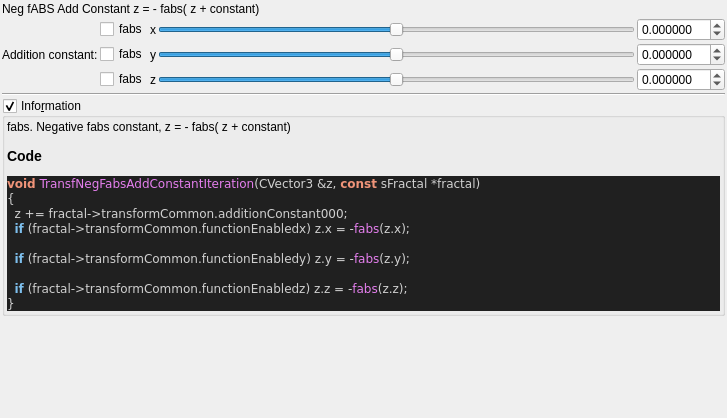
buddhi1980/mandelbulber2, file mandelbulber2/formula/ui/fractal_transf_neg_fabs_add_constant.ui: the form before one commit.
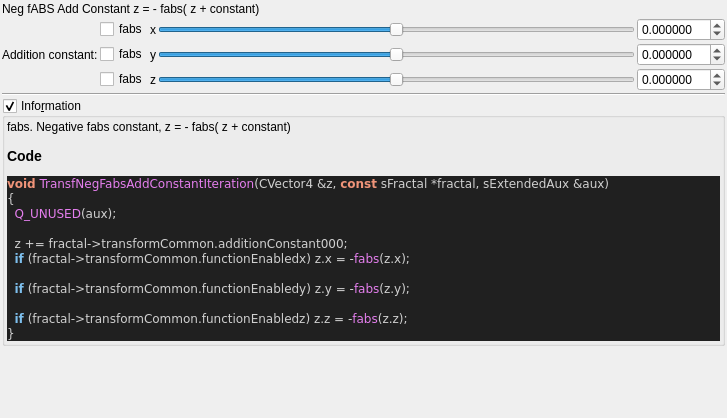
The form after the commit. Custom widgets are drawn as their Qt base class.

What changed in the file:
```diff
--- a/mandelbulber2/formula/ui/fractal_transf_neg_fabs_add_constant.ui
+++ b/mandelbulber2/formula/ui/fractal_transf_neg_fabs_add_constant.ui
@@ -280,8 +280,10 @@
 &lt;/table&gt;
 &lt;h3&gt;Code&lt;/h3&gt;
 &lt;body style=&quot;background-color:#202020&quot;&gt;
-&lt;pre style=&quot;color:#d0d0d0; background-color:#202020;  font-family:'Courier New',monospace;&quot;&gt;&lt;span style=&quot;color:#f09479; font-weight:bold&quot;&gt;void&lt;/span&gt; &lt;span style=&quot;color:#e47eed&quot;&gt;TransfNegFabsAddConstantIteration&lt;/span&gt;&lt;span style=&quot;color:#d0d0d0&quot;&gt;(&lt;/span&gt;CVector3 &lt;span style=&quot;color:#d0d0d0&quot;&gt;&amp;amp;&lt;/span&gt;z&lt;span style=&quot;color:#d0d0d0&quot;&gt;,&lt;/span&gt; &lt;span style=&quot;color:#f09479; font-weight:bold&quot;&gt;const&lt;/span&gt; sFractal &lt;span style=&quot;color:#d0d0d0&quot;&gt;*&lt;/span&gt;fractal&lt;span style=&quot;color:#d0d0d0&quot;&gt;)&lt;/span&gt;
+&lt;pre style=&quot;color:#d0d0d0; background-color:#202020;  font-family:'Courier New',monospace;&quot;&gt;&lt;span style=&quot;color:#f09479; font-weight:bold&quot;&gt;void&lt;/span&gt; &lt;span style=&quot;color:#e47eed&quot;&gt;TransfNegFabsAddConstantIteration&lt;/span&gt;&lt;span style=&quot;color:#d0d0d0&quot;&gt;(&lt;/span&gt;CVector4 &lt;span style=&quot;color:#d0d0d0&quot;&gt;&amp;amp;&lt;/span&gt;z&lt;span style=&quot;color:#d0d0d0&quot;&gt;,&lt;/span&gt; &lt;span style=&quot;color:#f09479; font-weight:bold&quot;&gt;const&lt;/span&gt; sFractal &lt;span style=&quot;color:#d0d0d0&quot;&gt;*&lt;/span&gt;fractal&lt;span style=&quot;color:#d0d0d0&quot;&gt;,&lt;/span&gt; sExtendedAux &lt;span style=&quot;color:#d0d0d0&quot;&gt;&amp;amp;&lt;/span&gt;aux&lt;span style=&quot;color:#d0d0d0&quot;&gt;)&lt;/span&gt;
 &lt;span style=&quot;color:#d0d0d0&quot;&gt;{&lt;/span&gt;
+  &lt;span style=&quot;color:#e47eed&quot;&gt;Q_UNUSED&lt;/span&gt;&lt;span style=&quot;color:#d0d0d0&quot;&gt;(&lt;/span&gt;aux&lt;span style=&quot;color:#d0d0d0&quot;&gt;);&lt;/span&gt;
+
   z &lt;span style=&quot;color:#d0d0d0&quot;&gt;+=&lt;/span&gt; fractal&lt;span style=&quot;color:#d0d0d0&quot;&gt;-&amp;gt;&lt;/span&gt;transformCommon&lt;span style=&quot;color:#d0d0d0&quot;&gt;.&lt;/span&gt;additionConstant000&lt;span style=&quot;color:#d0d0d0&quot;&gt;;&lt;/span&gt;
   &lt;span style=&quot;color:#7ec0ee; font-weight:bold&quot;&gt;if&lt;/span&gt; &lt;span style=&quot;color:#d0d0d0&quot;&gt;(&lt;/span&gt;fractal&lt;span style=&quot;color:#d0d0d0&quot;&gt;-&amp;gt;&lt;/span&gt;transformCommon&lt;span style=&quot;color:#d0d0d0&quot;&gt;.&lt;/span&gt;functionEnabledx&lt;span style=&quot;color:#d0d0d0&quot;&gt;)&lt;/span&gt; z&lt;span style=&quot;color:#d0d0d0&quot;&gt;.&lt;/span&gt;x &lt;span style=&quot;color:#d0d0d0&quot;&gt;= -&lt;/span&gt;&lt;span style=&quot;color:#e47eed&quot;&gt;fabs&lt;/span&gt;&lt;span style=&quot;color:#d0d0d0&quot;&gt;(&lt;/span&gt;z&lt;span style=&quot;color:#d0d0d0&quot;&gt;.&lt;/span&gt;x&lt;span style=&quot;color:#d0d0d0&quot;&gt;);&lt;/span&gt;
 
```
